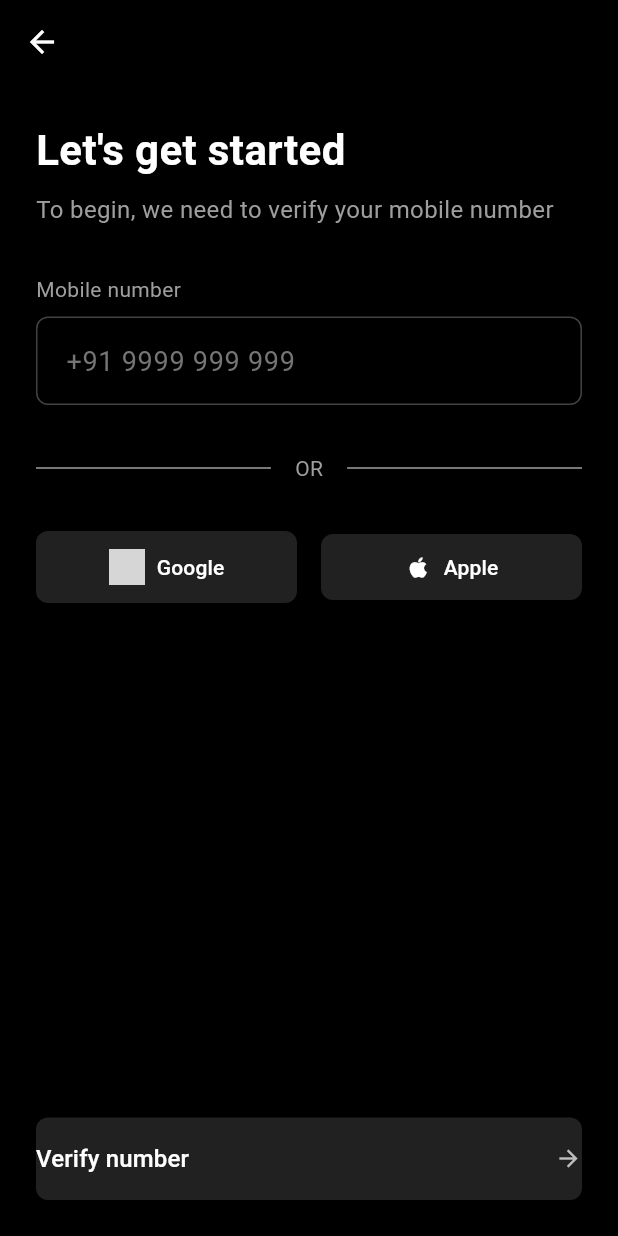
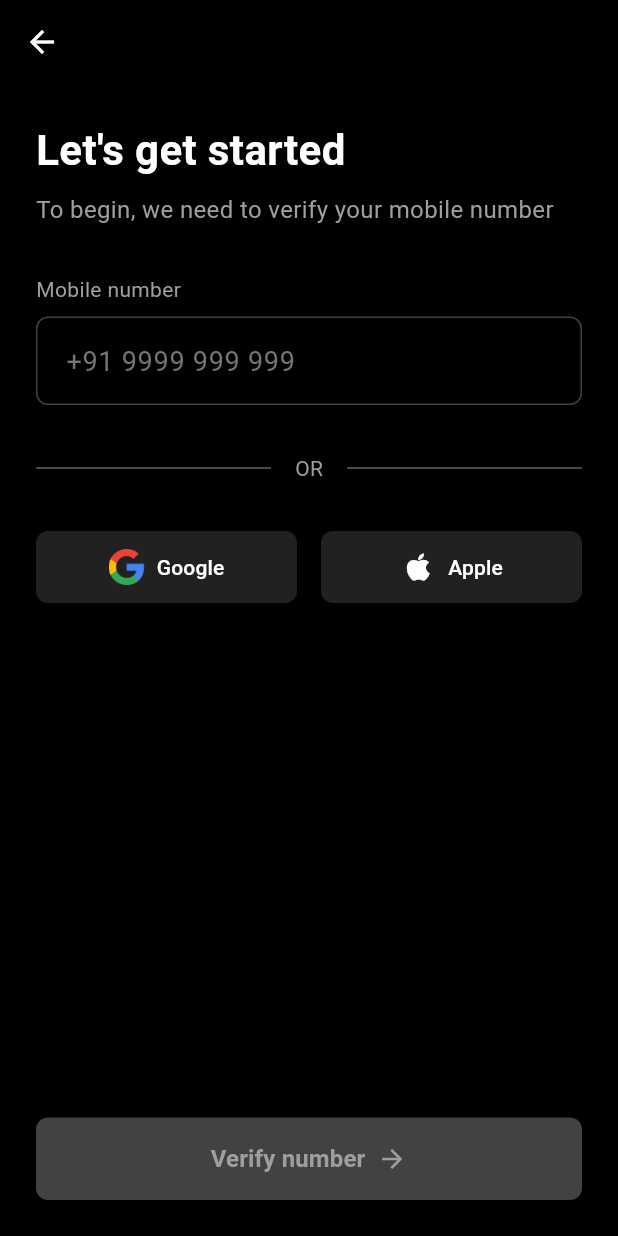
Before and after one commit to abhishekxsingh/Rudo, a Flutter app: the LoginScreen screen opened directly, on a phone screen of 412 x 824 dp. Run offline on Flutter 3.47's test engine with Material 3 defaults, Android fonts, the phone set to English and light mode, and no system bars; our stand-ins replace equatable, flutter_bloc; grey boxes are pictures that could not be loaded.

Commit message:
complete UI design, ongoing Firebase integration

```diff
--- a/analysis_options.yaml
+++ b/analysis_options.yaml
@@ -9,6 +9,9 @@
 # packages, and plugins designed to encourage good coding practices.
 # include: package:flutter_lints/flutter.yaml
 
+analyzer:
+  errors:
+    deprecated_member_use: ignore
 linter:
   # The lint rules applied to this project can be customized in the
   # section below to disable rules from the `package:flutter_lints/flutter.yaml`
--- a/lib/main.dart
+++ b/lib/main.dart
@@ -50,7 +50,7 @@ class MyApp extends StatelessWidget {
               case AppRoute.onboarding1:
                 return const OnboardingPage1();
               case AppRoute.onboarding2:
-                return const OnboardingPage2();
+                return OnboardingPage2();
               case AppRoute.onboarding3:
                 return const OnboardingPage3();
               case AppRoute.login:
--- a/lib/screens/loginpage.dart
+++ b/lib/screens/loginpage.dart
@@ -9,11 +9,41 @@ class LoginScreen extends StatefulWidget {
 
 class _LoginScreenState extends State<LoginScreen> {
   final TextEditingController _phoneController = TextEditingController();
+  bool _isPhoneEntered = false;
+
+  @override
+  void initState() {
+    super.initState();
+    _phoneController.addListener(_onPhoneChanged);
+  }
+
+  void _onPhoneChanged() {
+    setState(() {
+      _isPhoneEntered = _phoneController.text.isNotEmpty;
+    });
+  }
 
   @override
   void dispose() {
+    _phoneController.removeListener(_onPhoneChanged);
     _phoneController.dispose();
     super.dispose();
+  }
+
+  void _onVerifyPressed() {
+    if (_isPhoneEntered) {
+      // Navigate to next page
+      Navigator.of(context).push(
+        MaterialPageRoute(
+          builder: (context) => Scaffold(
+            appBar: AppBar(title: const Text('Next Page')),
+            body: Center(
+              child: Text('Verified number: ${_phoneController.text}'),
+            ),
+          ),
+        ),
+      );
+    }
   }
 
   @override
@@ -25,7 +55,7 @@ class _LoginScreenState extends State<LoginScreen> {
         elevation: 0,
         leading: IconButton(
           icon: const Icon(Icons.arrow_back, color: Colors.white),
-          onPressed: () => Navigator.pop(context),
+          onPressed: () => Navigator.of(context).pop(),
         ),
       ),
       body: Padding(
@@ -60,40 +90,42 @@ class _LoginScreenState extends State<LoginScreen> {
             const SizedBox(height: 8),
             TextField(
               controller: _phoneController,
-              style: const TextStyle(color: Colors.white, fontSize: 18),
+              style: const TextStyle(color: Colors.grey, fontSize: 18),
               keyboardType: TextInputType.phone,
               decoration: InputDecoration(
                 hintText: "+91 9999 999 999",
-                hintStyle: TextStyle(color: Colors.grey[600]),
+                hintStyle: TextStyle(color: Colors.grey.shade600),
                 enabledBorder: OutlineInputBorder(
-                  borderSide: BorderSide(color: Colors.grey[800]!),
-                  borderRadius: BorderRadius.circular(8),
+                  borderSide: BorderSide(color: Colors.grey.shade800),
+                  borderRadius: BorderRadius.circular(8.0),
                 ),
                 focusedBorder: OutlineInputBorder(
-                  borderSide: const BorderSide(color: Colors.grey),
-                  borderRadius: BorderRadius.circular(8),
+                  borderSide: BorderSide(color: Colors.grey.shade600),
+                  borderRadius: BorderRadius.circular(8.0),
                 ),
-                contentPadding:
-                    const EdgeInsets.symmetric(horizontal: 16, vertical: 16),
                 filled: true,
                 fillColor: Colors.black,
+                contentPadding: const EdgeInsets.symmetric(
+                  vertical: 16.0,
+                  horizontal: 16.0,
+                ),
               ),
             ),
             const SizedBox(height: 32),
-            const Row(
+            Row(
               children: [
                 Expanded(
-                  child: Divider(color: Colors.grey),
+                  child: Divider(color: Colors.grey.shade700),
                 ),
                 Padding(
-                  padding: EdgeInsets.symmetric(horizontal: 16),
+                  padding: const EdgeInsets.symmetric(horizontal: 16.0),
                   child: Text(
                     "OR",
-                    style: TextStyle(color: Colors.grey),
+                    style: TextStyle(color: Colors.grey.shade500),
                   ),
                 ),
                 Expanded(
-                  child: Divider(color: Colors.grey),
+                  child: Divider(color: Colors.grey.shade700),
                 ),
               ],
             ),
@@ -104,7 +136,8 @@ class _LoginScreenState extends State<LoginScreen> {
                   child: ElevatedButton(
                     onPressed: () {},
                     style: ElevatedButton.styleFrom(
-                      backgroundColor: Colors.grey[900],
+                      backgroundColor: Colors.grey.shade900,
+                      foregroundColor: Colors.white,
                       padding: const EdgeInsets.symmetric(vertical: 12),
                       shape: RoundedRectangleBorder(
                         borderRadius: BorderRadius.circular(8),
@@ -113,16 +146,13 @@ class _LoginScreenState extends State<LoginScreen> {
                     child: Row(
                       mainAxisAlignment: MainAxisAlignment.center,
                       children: [
-                        Image.network(
-                          'https://upload.wikimedia.org/wikipedia/commons/5/53/Google_%22G%22_Logo.svg',
+                        Image.asset(
+                          'assets/image/google.png',
                           height: 24,
                           width: 24,
                         ),
                         const SizedBox(width: 8),
-                        const Text(
-                          "Google",
-                          style: TextStyle(color: Colors.white),
-                        ),
+                        const Text("Google"),
                       ],
                     ),
                   ),
@@ -132,7 +162,8 @@ class _LoginScreenState extends State<LoginScreen> {
                   child: ElevatedButton(
                     onPressed: () {},
                     style: ElevatedButton.styleFrom(
-                      backgroundColor: Colors.grey[900],
+                      backgroundColor: Colors.grey.shade900,
+                      foregroundColor: Colors.white,
                       padding: const EdgeInsets.symmetric(vertical: 12),
                       shape: RoundedRectangleBorder(
                         borderRadius: BorderRadius.circular(8),
@@ -141,12 +172,9 @@ class _LoginScreenState extends State<LoginScreen> {
                     child: Row(
                       mainAxisAlignment: MainAxisAlignment.center,
                       children: [
-                        const Icon(Icons.apple, color: Colors.white),
+                        Icon(Icons.apple, color: Colors.white, size: 24),
                         const SizedBox(width: 8),
-                        const Text(
-                          "Apple",
-                          style: TextStyle(color: Colors.white),
-                        ),
+                        const Text("Apple"),
                       ],
                     ),
                   ),
@@ -157,29 +185,34 @@ class _LoginScreenState extends State<LoginScreen> {
             SizedBox(
               width: double.infinity,
               child: ElevatedButton(
-                onPressed: () {
-                  // Implement verification logic here
-                  String phoneNumber = _phoneController.text;
-                  if (phoneNumber.isNotEmpty) {
-                    // Navigate to verification screen or send OTP
-                    print('Verifying number: $phoneNumber');
-                  }
-                },
+                onPressed: _isPhoneEntered ? _onVerifyPressed : null,
                 style: ElevatedButton.styleFrom(
-                  backgroundColor: Colors.grey[900],
+                  backgroundColor:
+                      _isPhoneEntered ? Colors.white : Colors.grey.shade800,
+                  foregroundColor: _isPhoneEntered ? Colors.black : Colors.grey,
                   padding: const EdgeInsets.symmetric(vertical: 16),
                   shape: RoundedRectangleBorder(
                     borderRadius: BorderRadius.circular(8),
                   ),
+                  disabledBackgroundColor: Colors.grey.shade800,
+                  disabledForegroundColor: Colors.grey,
                 ),
                 child: Row(
-                  mainAxisAlignment: MainAxisAlignment.spaceBetween,
+                  mainAxisAlignment: MainAxisAlignment.center,
                   children: [
                     const Text(
                       "Verify number",
-                      style: TextStyle(color: Colors.white, fontSize: 16),
+                      style: TextStyle(
+                        fontSize: 16,
+                        fontWeight: FontWeight.bold,
+                      ),
                     ),
-                    Icon(Icons.arrow_forward, color: Colors.grey[400]),
+                    const SizedBox(width: 8),
+                    Icon(
+                      Icons.arrow_forward,
+                      size: 20,
+                      color: _isPhoneEntered ? Colors.black : Colors.grey,
+                    ),
                   ],
                 ),
               ),
--- a/lib/screens/onboarding_page_1.dart
+++ b/lib/screens/onboarding_page_1.dart
@@ -28,8 +28,7 @@ class _OnboardingPage1State extends State<OnboardingPage1> {
         curve: Curves.easeInOut,
       );
     } else {
-      // Use NavigationBloc to navigate to onboarding2
-      context.read<NavigationBloc>().add(NavigateToOnboarding2());
+      context.read<NavigationBloc>().add(NavigateToOnboarding3());
     }
   }
 
@@ -444,6 +443,7 @@ class _OnboardingPage1State extends State<OnboardingPage1> {
   }
 
 // Asset card widget
+  // ignore: unused_element
   Widget _buildAssetCard(
       String symbol, String name, String changePercent, double price) {
     final isPositive = changePercent.startsWith("+");
--- a/pubspec.yaml
+++ b/pubspec.yaml
@@ -32,6 +32,10 @@ dependencies:
     sdk: flutter
   flutter_bloc: ^8.1.3
   equatable: ^2.0.5
+  google_fonts: ^6.1.0
+  google_sign_in: ^6.1.0
+  apple_sign_in_auth: ^3.2.0
+  firebase_auth: ^4.15.0
 
   # The following adds the Cupertino Icons font to your application.
   # Use with the CupertinoIcons class for iOS style icons.
```
Also changed, not shown: lib/screens/onboarding_page_2.dart (+24 -1 lines), lib/screens/onboarding_page_3.dart (+7 -2 lines), assets/image/google.png (added), lib/services/auth.dart (added).
